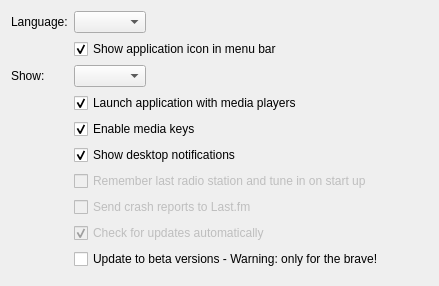
Above: app/client/Settings/GeneralSettingsWidget.ui from mutecypher/lastfm-desktop before the change. Below: the same form after it.
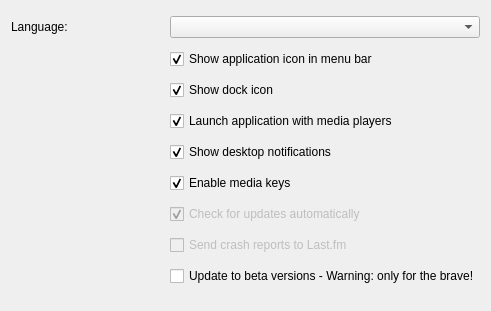
That is the form after the change.

Commit message: Users can now hide the app icon from both the dock and the menu bar, if they wish.

Patch:
```diff
--- a/app/client/Settings/GeneralSettingsWidget.ui
+++ b/app/client/Settings/GeneralSettingsWidget.ui
@@ -6,52 +6,28 @@
    <rect>
     <x>0</x>
     <y>0</y>
-    <width>439</width>
-    <height>272</height>
+    <width>491</width>
+    <height>311</height>
    </rect>
   </property>
   <property name="windowTitle">
    <string notr="true">Form</string>
   </property>
-  <layout class="QFormLayout" name="formLayout">
-   <property name="fieldGrowthPolicy">
-    <enum>QFormLayout::FieldsStayAtSizeHint</enum>
-   </property>
-   <item row="0" column="0">
-    <widget class="QLabel" name="languageLabel">
-     <property name="text">
-      <string>Language:</string>
-     </property>
-    </widget>
-   </item>
-   <item row="0" column="1">
-    <widget class="QComboBox" name="languages">
+  <layout class="QGridLayout" name="gridLayout">
+   <item row="7" column="1">
+    <widget class="QCheckBox" name="updates">
      <property name="enabled">
-      <bool>true</bool>
+      <bool>false</bool>
      </property>
-    </widget>
-   </item>
-   <item row="1" column="1">
-    <widget class="QCheckBox" name="showAs">
      <property name="text">
-      <string>Show application icon in menu bar</string>
+      <string>Check for updates automatically</string>
      </property>
      <property name="checked">
       <bool>true</bool>
      </property>
     </widget>
    </item>
-   <item row="4" column="0">
-    <widget class="QLabel" name="showWhereLabel">
-     <property name="text">
-      <string>Show:</string>
-     </property>
-    </widget>
-   </item>
-   <item row="4" column="1">
-    <widget class="QComboBox" name="showWhere"/>
-   </item>
-   <item row="5" column="1">
+   <item row="3" column="1">
     <widget class="QCheckBox" name="launch">
      <property name="enabled">
       <bool>true</bool>
@@ -64,30 +40,7 @@
      </property>
     </widget>
    </item>
-   <item row="7" column="1">
-    <widget class="QCheckBox" name="notifications">
-     <property name="enabled">
-      <bool>true</bool>
-     </property>
-     <property name="text">
-      <string>Show desktop notifications</string>
-     </property>
-     <property name="checked">
-      <bool>true</bool>
-     </property>
-    </widget>
-   </item>
    <item row="8" column="1">
-    <widget class="QCheckBox" name="lastRadio">
-     <property name="enabled">
-      <bool>false</bool>
-     </property>
-     <property name="text">
-      <string>Remember last radio station and tune in on start up</string>
-     </property>
-    </widget>
-   </item>
-   <item row="9" column="1">
     <widget class="QCheckBox" name="sendCrashReports">
      <property name="enabled">
       <bool>false</bool>
@@ -97,36 +50,10 @@
      </property>
     </widget>
    </item>
-   <item row="10" column="1">
-    <widget class="QCheckBox" name="updates">
-     <property name="enabled">
-      <bool>false</bool>
-     </property>
+   <item row="1" column="1">
+    <widget class="QCheckBox" name="showAs">
      <property name="text">
-      <string>Check for updates automatically</string>
-     </property>
-     <property name="checked">
-      <bool>true</bool>
-     </property>
-    </widget>
-   </item>
-   <item row="13" column="0">
-    <spacer name="verticalSpacer">
-     <property name="orientation">
-      <enum>Qt::Vertical</enum>
-     </property>
-     <property name="sizeHint" stdset="0">
-      <size>
-       <width>20</width>
-       <height>0</height>
-      </size>
-     </property>
-    </spacer>
-   </item>
-   <item row="6" column="1">
-    <widget class="QCheckBox" name="mediaKeys">
-     <property name="text">
-      <string>Enable media keys</string>
+      <string>Show application icon in menu bar</string>
      </property>
      <property name="checked">
       <bool>true</bool>
@@ -140,6 +67,53 @@
      </property>
     </widget>
    </item>
+   <item row="2" column="1">
+    <widget class="QCheckBox" name="showDock">
+     <property name="text">
+      <string>Show dock icon</string>
+     </property>
+     <property name="checked">
+      <bool>true</bool>
+     </property>
+    </widget>
+   </item>
+   <item row="5" column="1">
+    <widget class="QCheckBox" name="mediaKeys">
+     <property name="text">
+      <string>Enable media keys</string>
+     </property>
+     <property name="checked">
+      <bool>true</bool>
+     </property>
+    </widget>
+   </item>
+   <item row="4" column="1">
+    <widget class="QCheckBox" name="notifications">
+     <property name="enabled">
+      <bool>true</bool>
+     </property>
+     <property name="text">
+      <string>Show desktop notifications</string>
+     </property>
+     <property name="checked">
+      <bool>true</bool>
+     </property>
+    </widget>
+   </item>
+   <item row="0" column="1">
+    <widget class="QComboBox" name="languages">
+     <property name="enabled">
+      <bool>true</bool>
+     </property>
+    </widget>
+   </item>
+   <item row="0" column="0">
+    <widget class="QLabel" name="languageLabel">
+     <property name="text">
+      <string>Language:</string>
+     </property>
+    </widget>
+   </item>
   </layout>
  </widget>
  <resources/>
```
The commit also changes 2 other files.
